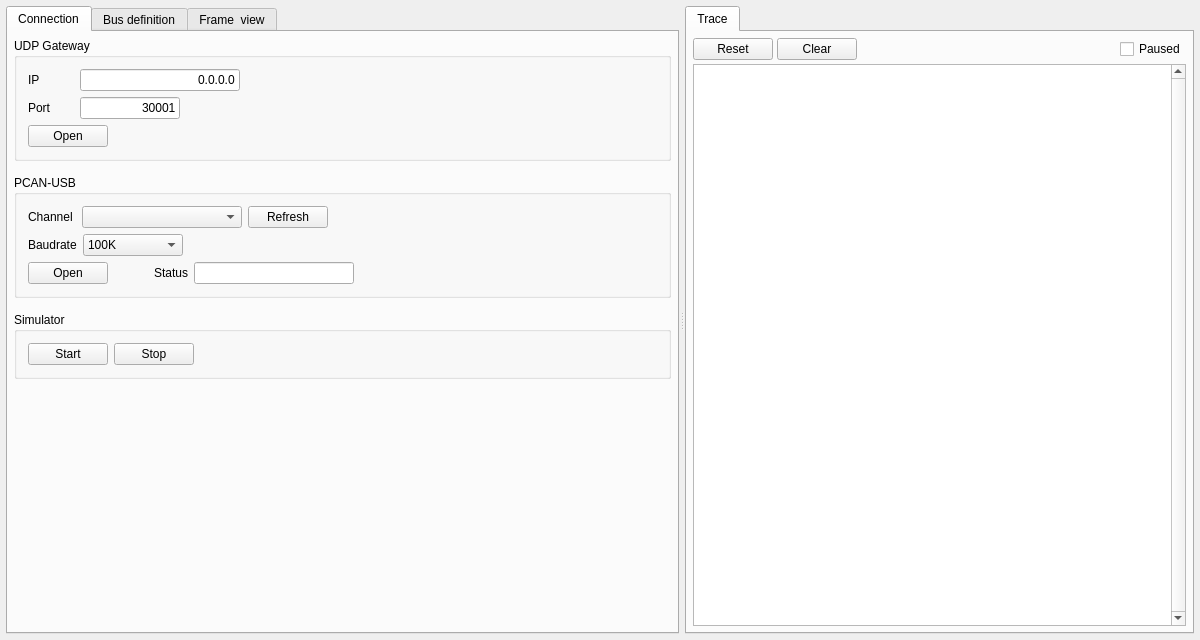
Above: ui/mainwindow.ui from mwkpe/tincan before the change. Below: the same form after it.
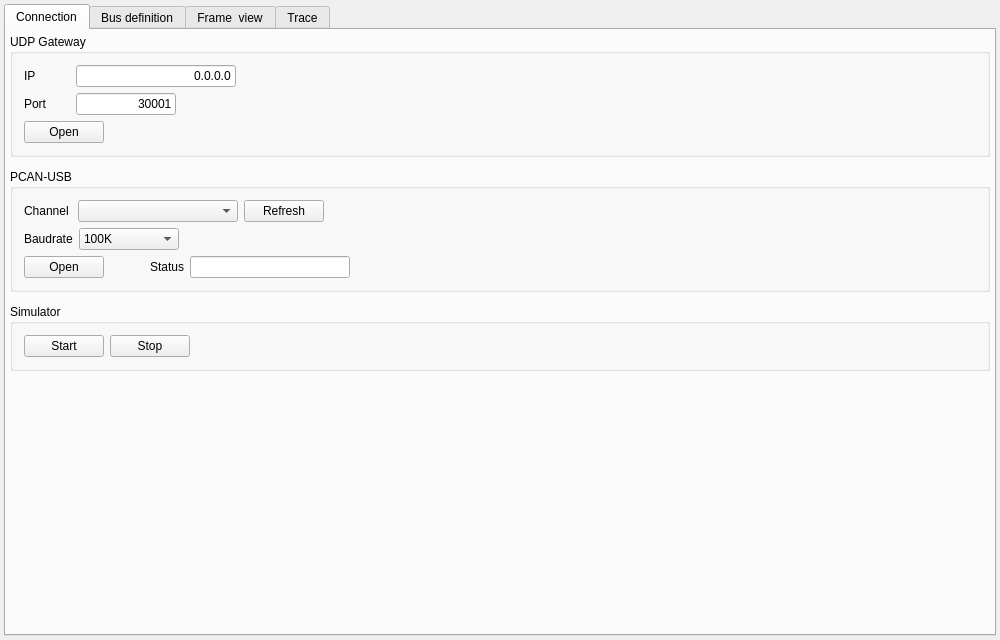
That is the form after the change.

The edit to the form file:
```diff
--- a/ui/mainwindow.ui
+++ b/ui/mainwindow.ui
@@ -6,7 +6,7 @@
    <rect>
     <x>0</x>
     <y>0</y>
-    <width>1200</width>
+    <width>1000</width>
     <height>640</height>
    </rect>
   </property>
@@ -15,44 +15,19 @@
   </property>
   <widget class="QWidget" name="centralWidget">
    <layout class="QVBoxLayout" name="verticalLayout">
-    <property name="spacing">
-     <number>4</number>
-    </property>
     <property name="leftMargin">
-     <number>6</number>
+     <number>4</number>
     </property>
     <property name="topMargin">
-     <number>6</number>
+     <number>4</number>
     </property>
     <property name="rightMargin">
-     <number>6</number>
+     <number>4</number>
     </property>
     <property name="bottomMargin">
-     <number>6</number>
+     <number>4</number>
     </property>
     <item>
-     <widget class="QSplitter" name="splitter">
-      <property name="sizePolicy">
-       <sizepolicy hsizetype="Expanding" vsizetype="Expanding">
-        <horstretch>0</horstretch>
-        <verstretch>0</verstretch>
-       </sizepolicy>
-      </property>
-      <property name="frameShape">
-       <enum>QFrame::Shape::NoFrame</enum>
-      </property>
-      <property name="orientation">
-       <enum>Qt::Orientation::Horizontal</enum>
-      </property>
-      <property name="opaqueResize">
-       <bool>true</bool>
-      </property>
-      <property name="handleWidth">
-       <number>6</number>
-      </property>
-      <property name="childrenCollapsible">
-       <bool>false</bool>
-      </property>
       <widget class="QTabWidget" name="tabWidgetMain">
        <property name="sizePolicy">
         <sizepolicy hsizetype="Expanding" vsizetype="Expanding">
@@ -69,19 +44,19 @@
         </attribute>
         <layout class="QVBoxLayout" name="verticalLayout_7">
          <property name="spacing">
-          <number>6</number>
+         <number>4</number>
          </property>
          <property name="leftMargin">
-          <number>6</number>
+         <number>4</number>
          </property>
          <property name="topMargin">
-          <number>6</number>
+         <number>4</number>
          </property>
          <property name="rightMargin">
-          <number>6</number>
+         <number>4</number>
          </property>
          <property name="bottomMargin">
-          <number>6</number>
+         <number>4</number>
          </property>
          <item>
           <widget class="QGroupBox" name="groupBox">
@@ -636,30 +611,22 @@
          </item>
         </layout>
        </widget>
-      </widget>
-      <widget class="QTabWidget" name="tabWidgetDetail">
-       <property name="currentIndex">
-        <number>0</number>
-       </property>
        <widget class="QWidget" name="tabTrace">
         <attribute name="title">
          <string>Trace</string>
         </attribute>
         <layout class="QVBoxLayout" name="verticalLayout_4">
-         <property name="spacing">
-          <number>4</number>
-         </property>
          <property name="leftMargin">
-          <number>6</number>
+         <number>4</number>
          </property>
          <property name="topMargin">
-          <number>6</number>
+         <number>4</number>
          </property>
          <property name="rightMargin">
-          <number>6</number>
+         <number>4</number>
          </property>
          <property name="bottomMargin">
-          <number>6</number>
+         <number>4</number>
          </property>
          <item>
           <layout class="QHBoxLayout" name="horizontalLayout_9">
@@ -727,7 +694,6 @@
         </layout>
        </widget>
       </widget>
-     </widget>
     </item>
    </layout>
   </widget>
```
Left out of the diff: 36 changed lines with no effect on the pictures. Lines whose indentation alone changed are shown as unchanged.
